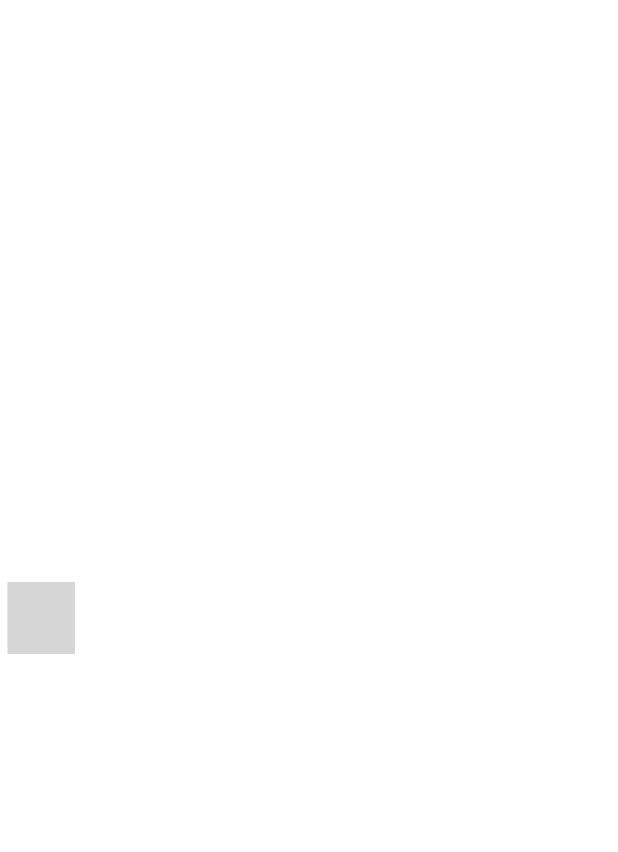
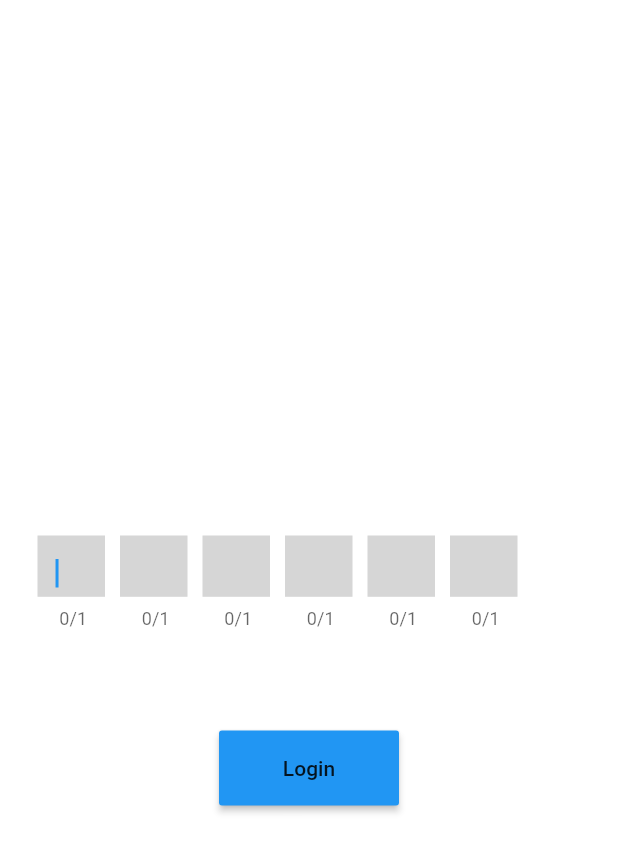
Before and after one commit to Android-Builds/Password-Manager, a Flutter app: the screen it shows after launch, on a phone screen of 412 x 824 dp. Shown: the top 852 px of the screen. Run offline on Flutter 3.47's test engine with Material 2 defaults, Android fonts, the phone set to English and light mode, and no system bars; our stand-ins replace local_auth.

```diff
--- a/lib/pinpage.dart
+++ b/lib/pinpage.dart
@@ -7,26 +7,69 @@ class PinPage extends StatefulWidget {
 }
 
 class _PinPageState extends State<PinPage> {
-  TextEditingController _controller = new TextEditingController();
+  String _password = '';
+  List<FocusNode> nodes = List<FocusNode>();
+
+  @override
+  void initState() {
+    super.initState();
+    for (int i = 0; i < 6; i++) {
+      nodes.add(new FocusNode());
+    }
+  }
+
   @override
   Widget build(BuildContext context) {
-    double width = 55.0;
     return Scaffold(
       body: Column(
         mainAxisAlignment: MainAxisAlignment.center,
         children: [
           Container(
-            width: width,
-            padding: EdgeInsets.symmetric(horizontal: 5.0, vertical: 30.0),
+            height: 200,
+            child: ListView.builder(
+                padding: EdgeInsets.all(20.0),
+                itemCount: 6,
+                scrollDirection: Axis.horizontal,
+                itemBuilder: (context, index) {
+                  return Center(
+                    child: Container(
+                      height: 60.0,
+                      width: 55.0,
+                      padding: EdgeInsets.symmetric(horizontal: 5.0),
                       child: TextField(
-              controller: _controller,
+                        controller: new TextEditingController(),
+                        maxLength: 1,
+                        focusNode: nodes[index],
+                        autofocus: true,
+                        showCursor: true,
+                        onChanged: (value) {
+                          _password += value;
+                          if (value == '') {
+                            nodes[index].previousFocus();
+                          } else {
+                            nodes[index].nextFocus();
+                          }
+                        },
+                        keyboardType: TextInputType.number,
                         decoration: InputDecoration(
                           border: InputBorder.none,
-                fillColor: darkmode ? Colors.grey[800] : Colors.grey[350],
+                          fillColor:
+                              darkmode ? Colors.grey[800] : Colors.grey[350],
                           filled: true,
                         ),
                       ),
                     ),
+                  );
+                }),
+          ),
+          MaterialButton(
+              child: Text('Login'),
+              minWidth: 120,
+              height: 50,
+              color: Colors.blue,
+              onPressed: () {
+                print(_password);
+              })
         ],
       ),
     );
```
Lines whose indentation alone changed are shown as unchanged.
